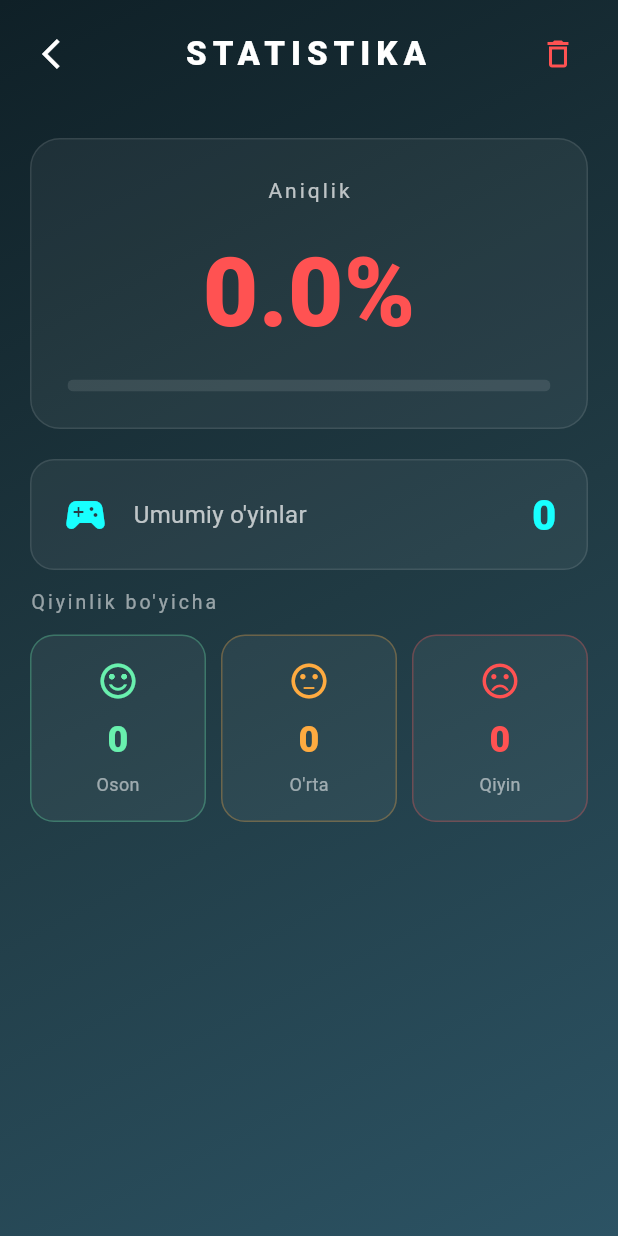
After one commit to bekcoding5/matematik_quiz, a Flutter app: the screen it shows after launch, after a tap on "STATISTIKA", on a phone screen of 412 x 824 dp. The commit adds this screen. Run offline on Flutter 3.47's test engine with Material 3 defaults, Android fonts, the phone set to English and light mode, and no system bars; our stand-ins replace audioplayers, shared_preferences.

Commit message:
statistika bulimi qushildi

```diff
--- a/lib/class/data_manager.dart
+++ b/lib/class/data_manager.dart
@@ -2,45 +2,96 @@ import 'package:shared_preferences/shared_preferences.dart';
 
 class DataManager {
   static const String _coinKey = "user_coins";
-  static const String _levelKey = "unlocked_level"; // Darajalar uchun kalit
+  static const String _levelKey = "unlocked_level";
+  static const String _totalGamesKey = "total_games";
+  static const String _correctAnswersKey = "correct_answers";
+  static const String _totalAnswersKey = "total_answers";
+  static const String _easyGamesKey = "easy_games";
+  static const String _mediumGamesKey = "medium_games";
+  static const String _hardGamesKey = "hard_games";
 
   // --- TANGA MANTIQI ---
-
-  // Tangani qo'shish (O'yin tugaganda chaqiriladi)
   static Future<void> saveCoins(int count) async {
     final prefs = await SharedPreferences.getInstance();
     int current = prefs.getInt(_coinKey) ?? 0;
     await prefs.setInt(_coinKey, current + count);
   }
 
-  // Tangani ishlatish (Sotib olayotganda chaqiriladi)
   static Future<bool> useCoins(int amount) async {
     final prefs = await SharedPreferences.getInstance();
     int current = prefs.getInt(_coinKey) ?? 0;
     if (current >= amount) {
       await prefs.setInt(_coinKey, current - amount);
-      return true; // Pul yechildi
+      return true;
     }
-    return false; // Pul yetmadi
+    return false;
   }
 
-  // Hozirgi tangalarni ko'rish
   static Future<int> getCoins() async {
     final prefs = await SharedPreferences.getInstance();
     return prefs.getInt(_coinKey) ?? 0;
   }
 
-  // --- DARAJA (LEVEL) MANTIQI ---
-
-  // Qaysi darajagacha ochiqligini aniqlash (1: Oson, 2: O'rta, 3: Qiyin)
+  // --- DARAJA MANTIQI ---
   static Future<int> getUnlockedLevel() async {
     final prefs = await SharedPreferences.getInstance();
-    return prefs.getInt(_levelKey) ?? 1; // Standartda faqat 1-daraja ochiq
+    return prefs.getInt(_levelKey) ?? 1;
   }
 
-  // Yangi darajani sotib olganda xotiraga saqlash
   static Future<void> setUnlockedLevel(int level) async {
     final prefs = await SharedPreferences.getInstance();
     await prefs.setInt(_levelKey, level);
   }
+
+  // --- STATISTIKA MANTIQI ---
+  static Future<void> saveGameStats({
+    required String difficulty,
+    required int correct,
+    required int total,
+  }) async {
+    final prefs = await SharedPreferences.getInstance();
+
+    int totalGames = (prefs.getInt(_totalGamesKey) ?? 0) + 1;
+    int totalCorrect = (prefs.getInt(_correctAnswersKey) ?? 0) + correct;
+    int totalAnswers = (prefs.getInt(_totalAnswersKey) ?? 0) + total;
+
+    await prefs.setInt(_totalGamesKey, totalGames);
+    await prefs.setInt(_correctAnswersKey, totalCorrect);
+    await prefs.setInt(_totalAnswersKey, totalAnswers);
+
+    if (difficulty == 'Oson') {
+      await prefs.setInt(_easyGamesKey, (prefs.getInt(_easyGamesKey) ?? 0) + 1);
+    } else if (difficulty == "O'rta") {
+      await prefs.setInt(_mediumGamesKey, (prefs.getInt(_mediumGamesKey) ?? 0) + 1);
+    } else {
+      await prefs.setInt(_hardGamesKey, (prefs.getInt(_hardGamesKey) ?? 0) + 1);
+    }
+  }
+
+  static Future<Map<String, dynamic>> getStats() async {
+    final prefs = await SharedPreferences.getInstance();
+    int totalAnswers = prefs.getInt(_totalAnswersKey) ?? 0;
+    int correctAnswers = prefs.getInt(_correctAnswersKey) ?? 0;
+
+    return {
+      'totalGames': prefs.getInt(_totalGamesKey) ?? 0,
+      'easyGames': prefs.getInt(_easyGamesKey) ?? 0,
+      'mediumGames': prefs.getInt(_mediumGamesKey) ?? 0,
+      'hardGames': prefs.getInt(_hardGamesKey) ?? 0,
+      'accuracy': totalAnswers == 0
+          ? 0.0
+          : (correctAnswers / totalAnswers * 100),
+    };
+  }
+
+  // --- STATISTIKANI TOZALASH ---
+  static Future<void> clearStats() async {
+    final prefs = await SharedPreferences.getInstance();
+    await prefs.remove(_totalGamesKey);
+    await prefs.remove(_correctAnswersKey);
+    await prefs.remove(_totalAnswersKey);
+    await prefs.remove(_easyGamesKey);
+    await prefs.remove(_mediumGamesKey);
+    await prefs.remove(_hardGamesKey);
+  }
 }
--- a/lib/main.dart
+++ b/lib/main.dart
@@ -4,16 +4,17 @@ import 'package:flutter/material.dart';
 import 'package:flutter/services.dart';
 import 'package:matematik_quiz/class/question.dart';
 import 'package:matematik_quiz/screens/set_up.dart';
+import 'package:matematik_quiz/screens/statistics_screen.dart';
 import 'package:matematik_quiz/widgets/glass_box.dart';
 
 final player = AudioPlayer();
 
 class MathEngine {
   final Random _rnd = Random();
+
   Question generate(String difficulty) {
     int depth = difficulty == 'Oson' ? 1 : (difficulty == 'Qiyin' ? 3 : 2);
     int maxNum = difficulty == 'Oson' ? 10 : (difficulty == 'Qiyin' ? 50 : 20);
-
     return _generateRecursive(depth, maxNum);
   }
 
@@ -41,9 +42,9 @@ class MathEngine {
           break;
         case 3:
           int divisor = _rnd.nextInt(5) + 2;
-
-          expression = "(${currentResult * divisor} / $divisor)";
-
+          int newVal = currentResult * divisor;
+          expression = "($newVal / $divisor)";
+          currentResult = newVal;
           break;
       }
     }
@@ -80,6 +81,7 @@ void main() {
 
 class MathMasterApp extends StatelessWidget {
   const MathMasterApp({super.key});
+
   @override
   Widget build(BuildContext context) {
     return MaterialApp(
@@ -133,9 +135,20 @@ class MainScreen extends StatelessWidget {
               _actionBtn(
                 context,
                 "START",
+                Icons.play_arrow_rounded,
                 () => Navigator.push(
                   context,
                   MaterialPageRoute(builder: (_) => const SetupScreen()),
+                ),
+              ),
+              const SizedBox(height: 16),
+              _actionBtn(
+                context,
+                "STATISTIKA",
+                Icons.bar_chart_rounded,
+                () => Navigator.push(
+                  context,
+                  MaterialPageRoute(builder: (_) => const StatisticsScreen()),
                 ),
               ),
             ],
@@ -145,7 +158,12 @@ class MainScreen extends StatelessWidget {
     );
   }
 
-  Widget _actionBtn(BuildContext context, String label, VoidCallback onTap) {
+  Widget _actionBtn(
+    BuildContext context,
+    String label,
+    IconData icon,
+    VoidCallback onTap,
+  ) {
     return GestureDetector(
       onTap: () async {
         await player.play(AssetSource('sounds/click.wav'));
@@ -154,14 +172,21 @@ class MainScreen extends StatelessWidget {
       },
       child: GlassBox(
         child: Container(
-          padding: const EdgeInsets.symmetric(horizontal: 60, vertical: 20),
-          child: Text(
-            label,
-            style: const TextStyle(
-              fontSize: 20,
-              fontWeight: FontWeight.bold,
-              letterSpacing: 2,
-            ),
+          padding: const EdgeInsets.symmetric(horizontal: 50, vertical: 18),
+          child: Row(
+            mainAxisSize: MainAxisSize.min,
+            children: [
+              Icon(icon, color: Colors.cyanAccent, size: 22),
+              const SizedBox(width: 10),
+              Text(
+                label,
+                style: const TextStyle(
+                  fontSize: 18,
+                  fontWeight: FontWeight.bold,
+                  letterSpacing: 2,
+                ),
+              ),
+            ],
           ),
         ),
       ),
--- /dev/null
+++ b/lib/screens/statistics_screen.dart
@@ -0,0 +1,302 @@
+import 'package:flutter/material.dart';
+import 'package:matematik_quiz/class/data_manager.dart';
+
+class StatisticsScreen extends StatefulWidget {
+  const StatisticsScreen({super.key});
+
+  @override
+  State<StatisticsScreen> createState() => _StatisticsScreenState();
+}
+
+class _StatisticsScreenState extends State<StatisticsScreen> {
+  Map<String, dynamic> _stats = {};
+  bool _loading = true;
+
+  @override
+  void initState() {
+    super.initState();
+    _loadStats();
+  }
+
+  Future<void> _loadStats() async {
+    final stats = await DataManager.getStats();
+    setState(() {
+      _stats = stats;
+      _loading = false;
+    });
+  }
+
+  Future<void> _clearStats() async {
+    await DataManager.clearStats();
+    await _loadStats();
+  }
+
+  @override
+  Widget build(BuildContext context) {
+    return Scaffold(
+      body: Container(
+        width: double.infinity,
+        height: double.infinity,
+        decoration: const BoxDecoration(
+          gradient: LinearGradient(
+            begin: Alignment.topLeft,
+            end: Alignment.bottomRight,
+            colors: [Color(0xFF0F2027), Color(0xFF203A43), Color(0xFF2C5364)],
+          ),
+        ),
+        child: SafeArea(
+          child: _loading
+              ? const Center(child: CircularProgressIndicator(color: Colors.cyanAccent))
+              : Column(
+                  children: [
+                    // Header
+                    Padding(
+                      padding: const EdgeInsets.symmetric(horizontal: 16, vertical: 12),
+                      child: Row(
+                        children: [
+                          IconButton(
+                            icon: const Icon(Icons.arrow_back_ios, color: Colors.white),
+                            onPressed: () => Navigator.pop(context),
+                          ),
+                          const Expanded(
+                            child: Text(
+                              "STATISTIKA",
+                              textAlign: TextAlign.center,
+                              style: TextStyle(
+                                fontSize: 22,
+                                fontWeight: FontWeight.w900,
+                                letterSpacing: 4,
+                                color: Colors.white,
+                              ),
+                            ),
+                          ),
+                          IconButton(
+                            icon: const Icon(Icons.delete_outline, color: Colors.redAccent),
+                            onPressed: () => _showClearDialog(),
+                          ),
+                        ],
+                      ),
+                    ),
+
+                    Expanded(
+                      child: SingleChildScrollView(
+                        padding: const EdgeInsets.all(20),
+                        child: Column(
+                          children: [
+                            // Aniqlik foizi - asosiy karta
+                            _accuracyCard(),
+                            const SizedBox(height: 20),
+                            // Umumiy o'yinlar
+                            _statCard(
+                              icon: Icons.sports_esports,
+                              title: "Umumiy o'yinlar",
+                              value: "${_stats['totalGames']}",
+                              color: Colors.cyanAccent,
+                            ),
+                            const SizedBox(height: 12),
+                            // Qiyinlik bo'yicha
+                            _sectionTitle("Qiyinlik bo'yicha"),
+                            const SizedBox(height: 12),
+                            Row(
+                              children: [
+                                Expanded(
+                                  child: _difficultyCard(
+                                    label: "Oson",
+                                    value: "${_stats['easyGames']}",
+                                    color: Colors.greenAccent,
+                                    icon: Icons.sentiment_satisfied_alt,
+                                  ),
+                                ),
+                                const SizedBox(width: 10),
+                                Expanded(
+                                  child: _difficultyCard(
+                                    label: "O'rta",
+                                    value: "${_stats['mediumGames']}",
+                                    color: Colors.orangeAccent,
+                                    icon: Icons.sentiment_neutral,
+                                  ),
+                                ),
+                                const SizedBox(width: 10),
+                                Expanded(
+                                  child: _difficultyCard(
+                                    label: "Qiyin",
+                                    value: "${_stats['hardGames']}",
+                                    color: Colors.redAccent,
+                                    icon: Icons.sentiment_very_dissatisfied,
+                                  ),
+                                ),
+                              ],
+                            ),
+                          ],
+                        ),
+                      ),
+                    ),
+                  ],
+                ),
+        ),
+      ),
+    );
+  }
+
+  Widget _accuracyCard() {
+    double accuracy = (_stats['accuracy'] as double?) ?? 0.0;
+    Color accuracyColor = accuracy >= 70
+        ? Colors.greenAccent
+        : accuracy >= 40
+            ? Colors.orangeAccent
+            : Colors.redAccent;
+
+    return Container(
+      width: double.infinity,
+      padding: const EdgeInsets.all(24),
+      decoration: BoxDecoration(
+        borderRadius: BorderRadius.circular(20),
+        color: Colors.white.withOpacity(0.05),
+        border: Border.all(color: Colors.white.withOpacity(0.1)),
+      ),
+      child: Column(
+        children: [
+          const Text(
+            "Aniqlik",
+            style: TextStyle(
+              color: Colors.white70,
+              fontSize: 14,
+              letterSpacing: 2,
+            ),
+          ),
+          const SizedBox(height: 12),
+          Text(
+            "${accuracy.toStringAsFixed(1)}%",
+            style: TextStyle(
+              fontSize: 64,
+              fontWeight: FontWeight.w900,
+              color: accuracyColor,
+            ),
+          ),
+          const SizedBox(height: 12),
+          ClipRRect(
+            borderRadius: BorderRadius.circular(10),
+            child: LinearProgressIndicator(
+              value: accuracy / 100,
+              minHeight: 8,
+              backgroundColor: Colors.white10,
+              valueColor: AlwaysStoppedAnimation<Color>(accuracyColor),
+            ),
+          ),
+        ],
+      ),
+    );
+  }
+
+  Widget _statCard({
+    required IconData icon,
+    required String title,
+    required String value,
+    required Color color,
+  }) {
+    return Container(
+      width: double.infinity,
+      padding: const EdgeInsets.symmetric(horizontal: 20, vertical: 16),
+      decoration: BoxDecoration(
+        borderRadius: BorderRadius.circular(16),
+        color: Colors.white.withOpacity(0.05),
+        border: Border.all(color: Colors.white.withOpacity(0.1)),
+      ),
+      child: Row(
+        children: [
+          Icon(icon, color: color, size: 32),
+          const SizedBox(width: 16),
+          Text(
+            title,
+            style: const TextStyle(color: Colors.white70, fontSize: 16),
+          ),
+          const Spacer(),
+          Text(
+            value,
+            style: TextStyle(
+              fontSize: 28,
+              fontWeight: FontWeight.w900,
+              color: color,
+            ),
+          ),
+        ],
+      ),
+    );
+  }
+
+  Widget _difficultyCard({
+    required String label,
+    required String value,
+    required Color color,
+    required IconData icon,
+  }) {
+    return Container(
+      padding: const EdgeInsets.symmetric(vertical: 16),
+      decoration: BoxDecoration(
+        borderRadius: BorderRadius.circular(16),
+        color: Colors.white.withOpacity(0.05),
+        border: Border.all(color: color.withOpacity(0.3)),
+      ),
+      child: Column(
+        children: [
+          Icon(icon, color: color, size: 28),
+          const SizedBox(height: 8),
+          Text(
+            value,
+            style: TextStyle(
+              fontSize: 24,
+              fontWeight: FontWeight.w900,
+              color: color,
+            ),
+          ),
+          const SizedBox(height: 4),
+          Text(
+            label,
+            style: const TextStyle(color: Colors.white54, fontSize: 12),
+          ),
+        ],
+      ),
+    );
+  }
+
+  Widget _sectionTitle(String title) {
+    return Align(
+      alignment: Alignment.centerLeft,
+      child: Text(
+        title,
+        style: const TextStyle(
+          color: Colors.white54,
+          fontSize: 13,
+          letterSpacing: 2,
+        ),
+      ),
+    );
+  }
+
+  void _showClearDialog() {
+    showDialog(
+      context: context,
+      builder: (_) => AlertDialog(
+        backgroundColor: const Color(0xFF203A43),
+        title: const Text("Tozalash", style: TextStyle(color: Colors.white)),
+        content: const Text(
+          "Barcha statistika o'chiriladi. Davom etasizmi?",
+          style: TextStyle(color: Colors.white70),
+        ),
+        actions: [
+          TextButton(
+            onPressed: () => Navigator.pop(context),
+            child: const Text("Bekor", style: TextStyle(color: Colors.white54)),
+          ),
+          TextButton(
+            onPressed: () {
+              Navigator.pop(context);
+              _clearStats();
+            },
+            child: const Text("O'chirish", style: TextStyle(color: Colors.redAccent)),
+          ),
+        ],
+      ),
+    );
+  }
+}
```
